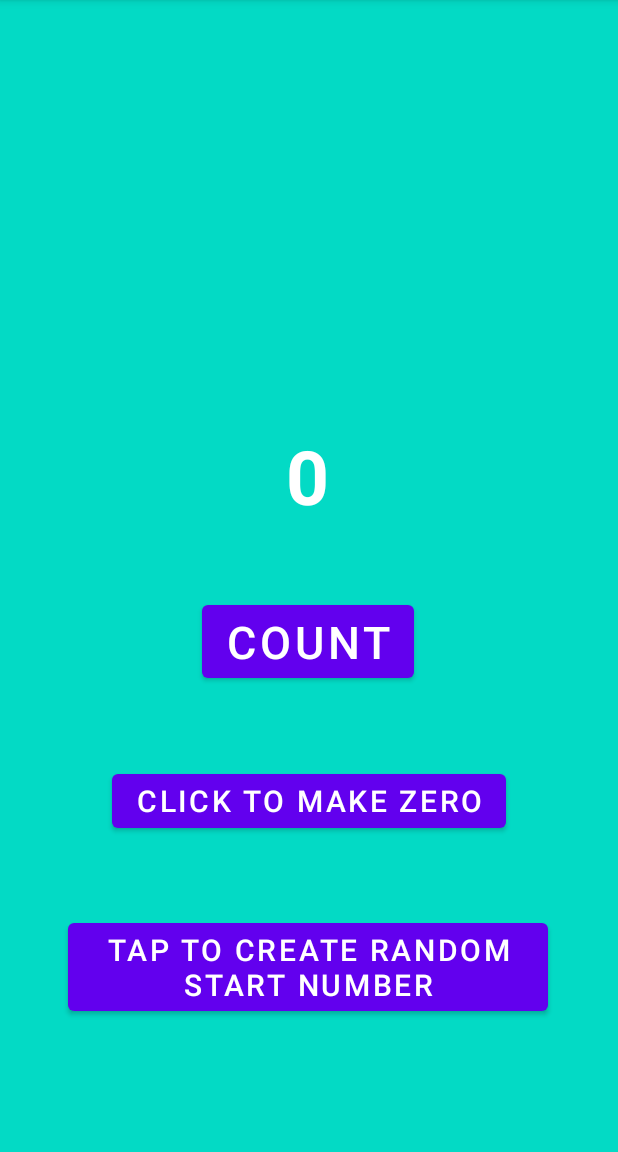
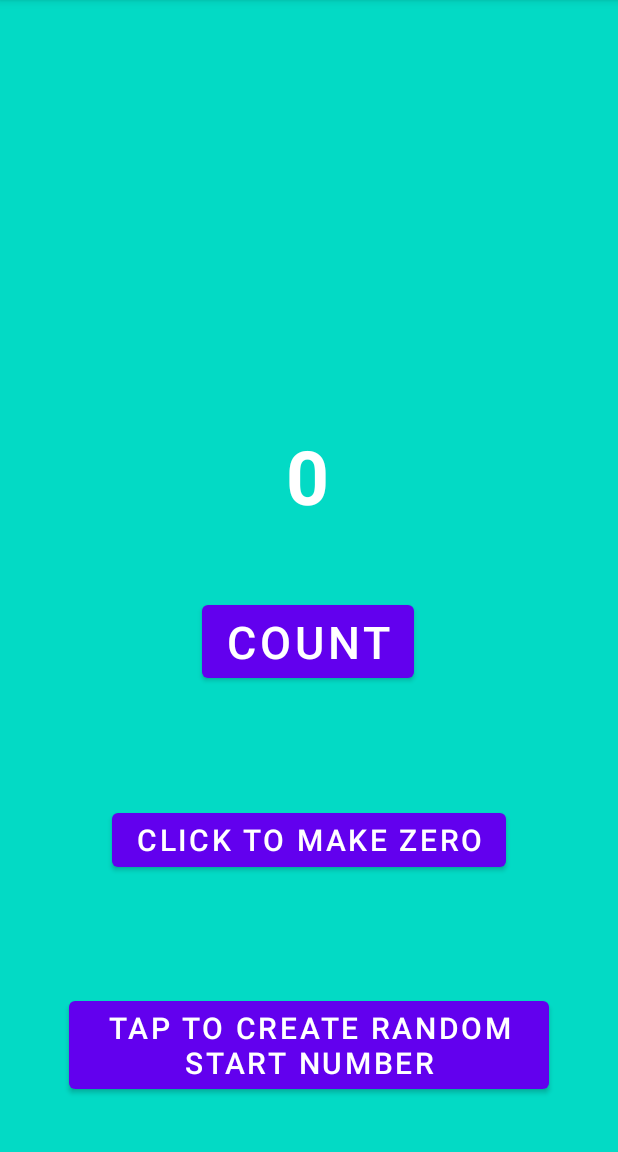
Before and after one commit to IlyaChernetsov/Lesson_2_1, an Android app: the screen it shows after launch (MainActivity), on a phone screen of 412 x 824 dp, the part 84-1236 px from its top. Run offline under Robolectric (Android 15) with nearby library versions, the phone set to English and light mode, and no system bars.

Commit message:
Final Commit 4

```diff
--- a/app/src/main/res/layout/activity_main.xml
+++ b/app/src/main/res/layout/activity_main.xml
@@ -41,13 +41,13 @@
         android:id="@+id/button5"
         android:layout_width="wrap_content"
         android:layout_height="wrap_content"
-        android:layout_marginBottom="88dp"
+        android:layout_marginBottom="36dp"
+        android:onClick="randomNumber"
         android:text="@string/create_random_start"
         android:textSize="20sp"
-        android:onClick="randomNumber"
         app:layout_constraintBottom_toBottomOf="parent"
         app:layout_constraintEnd_toEndOf="parent"
-        app:layout_constraintHorizontal_bias="0.494"
+        app:layout_constraintHorizontal_bias="0.498"
         app:layout_constraintStart_toStartOf="parent" />
 
     <Button
```
